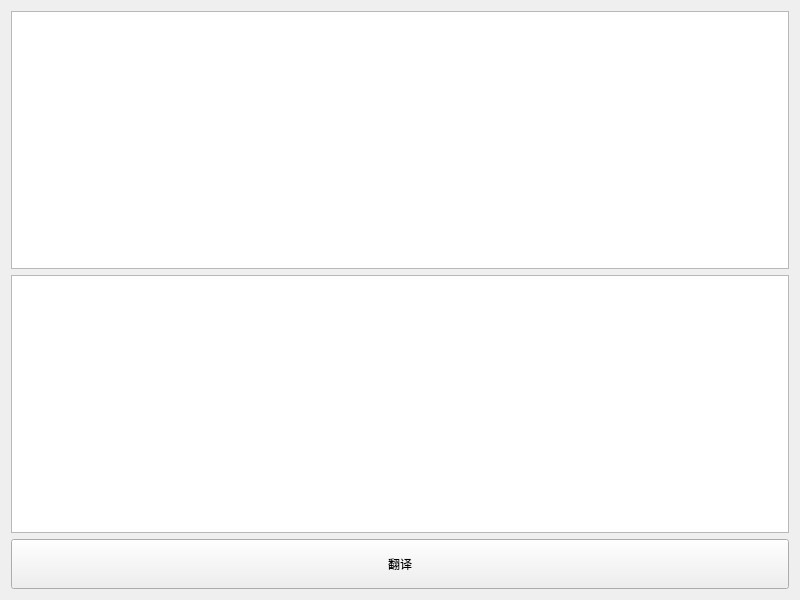
Above: widget.ui from 32ns/Translate before the change. Below: the same form after it.
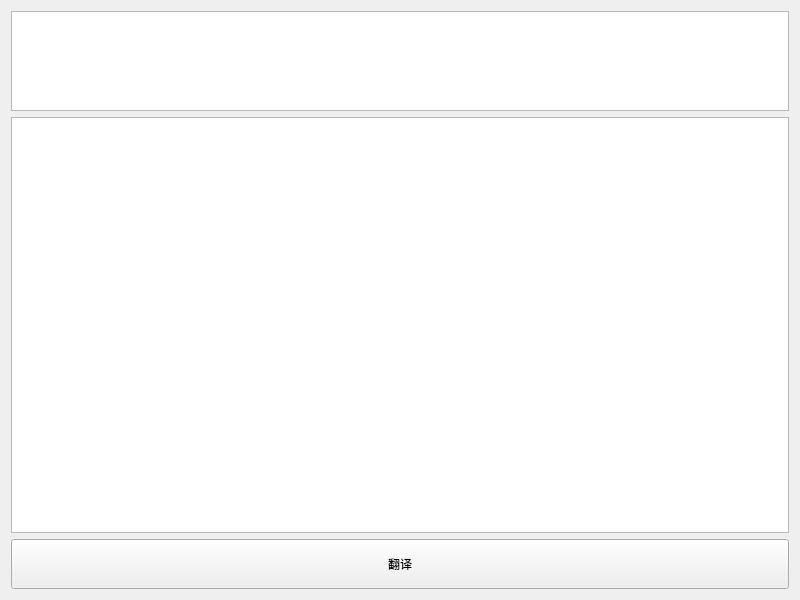
That is the form after the change.

What changed in the file:
```diff
--- a/widget.ui
+++ b/widget.ui
@@ -19,24 +19,30 @@
      <item>
       <layout class="QVBoxLayout" name="verticalLayout">
        <item>
-        <widget class="QTextEdit" name="txt_target">
+        <widget class="QTextEdit" name="txt_source">
+         <property name="maximumSize">
+          <size>
+           <width>16777215</width>
+           <height>100</height>
+          </size>
+         </property>
          <property name="font">
           <font>
            <pointsize>12</pointsize>
           </font>
          </property>
-         <property name="readOnly">
-          <bool>true</bool>
-         </property>
         </widget>
        </item>
        <item>
-        <widget class="QTextEdit" name="txt_source">
+        <widget class="QTextEdit" name="txt_target">
          <property name="font">
           <font>
            <pointsize>12</pointsize>
           </font>
          </property>
+         <property name="readOnly">
+          <bool>true</bool>
+         </property>
         </widget>
        </item>
       </layout>
```
